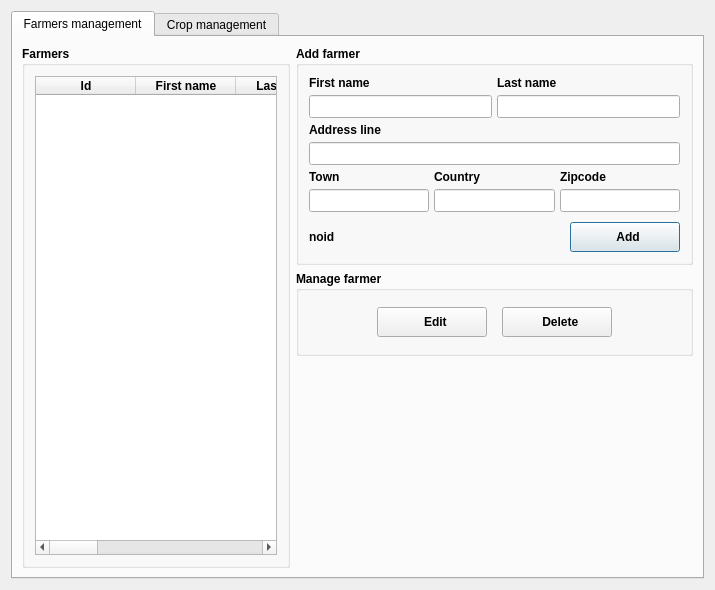
This is gui/lpc_team/farmer_manager_dlg_base.ui in franciscocamellon/lallemand_plant_care as Qt 5 draws it before an edit. The edited form follows.
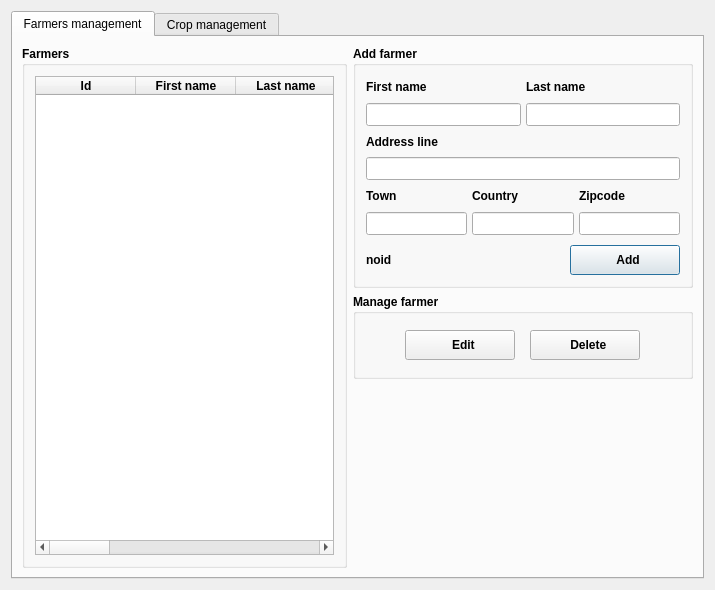
This is the edited form. The open tabs and pages were chosen to show the change. Icons and pictures are not drawn.

```diff
--- a/gui/lpc_team/farmer_manager_dlg_base.ui
+++ b/gui/lpc_team/farmer_manager_dlg_base.ui
@@ -165,12 +165,12 @@
            <property name="minimumSize">
             <size>
              <width>0</width>
-             <height>0</height>
+             <height>242</height>
             </size>
            </property>
            <property name="maximumSize">
             <size>
-             <width>16777215</width>
+             <width>340</width>
              <height>16777215</height>
             </size>
            </property>
```
Left out of the diff: 26 changed lines with no effect on the pictures.
